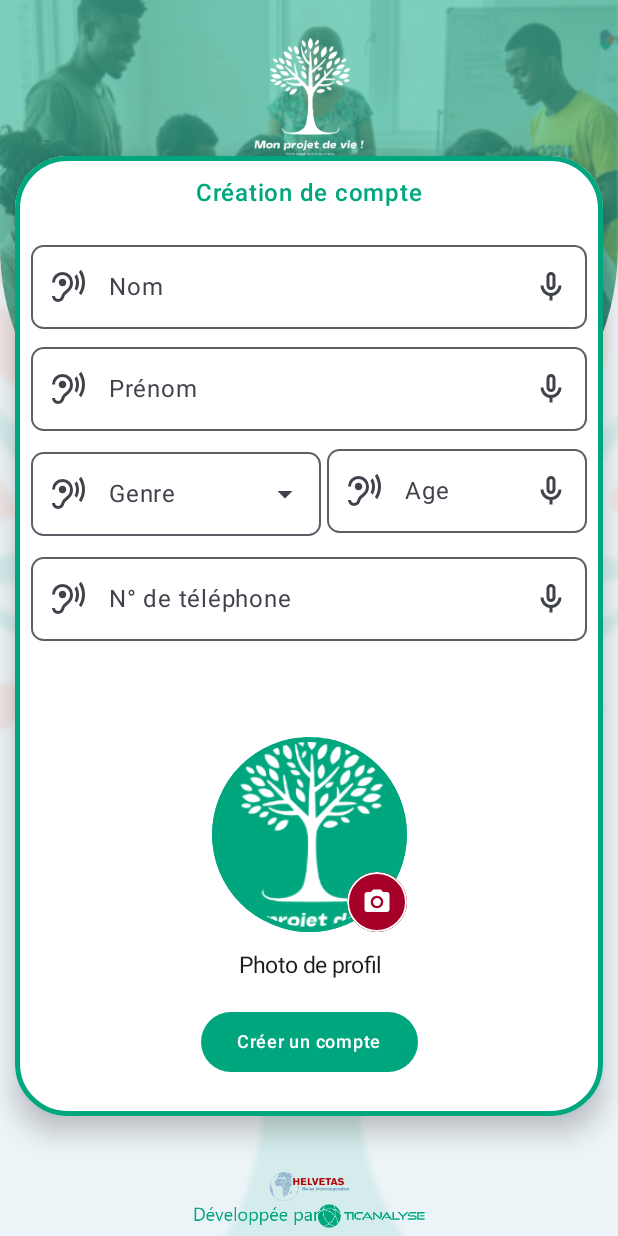
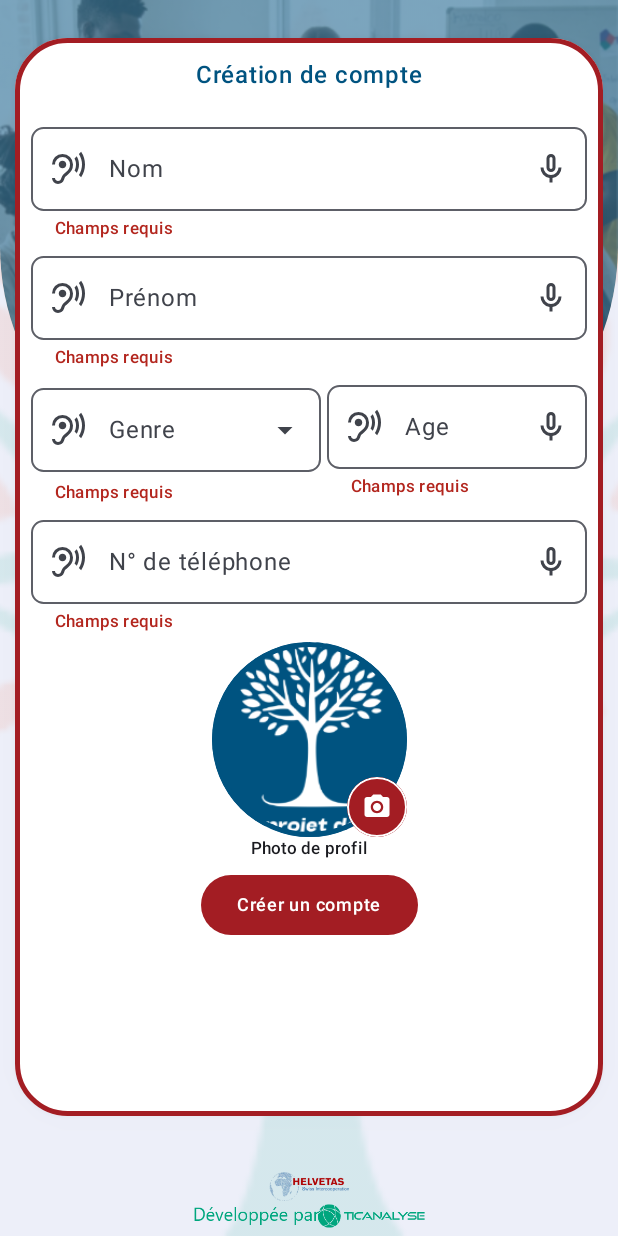
Before and after one commit to lagfo/Projet_de_vie, an Android app built with Jetpack Compose: the RegisterScreen screen opened through its navigation route, after a tap on "Créer un compte", on a phone screen of 412 x 824 dp. Run offline under Robolectric (Android 15) with nearby library versions, the phone set to English and light mode, and no system bars; our stand-ins replace Dagger/Hilt's generated code, Timber, accompanist, constraintlayout-compose.

Commit message:
commit project 21_05_2025 16h31

```diff
--- a/app/src/main/java/org/ticanalyse/projetdevie/presentation/common/AppButton.kt
+++ b/app/src/main/java/org/ticanalyse/projetdevie/presentation/common/AppButton.kt
@@ -20,7 +20,7 @@ fun AppButton(
     Button(
         onClick = onClick,
         colors = ButtonDefaults.buttonColors(
-            containerColor = colorResource(id = R.color.primary_color),
+            containerColor = colorResource(id = R.color.secondary_color),
             contentColor = Color.White
         ),
         shape = CircleShape
--- a/app/src/main/java/org/ticanalyse/projetdevie/presentation/common/AppInput.kt
+++ b/app/src/main/java/org/ticanalyse/projetdevie/presentation/common/AppInput.kt
@@ -3,6 +3,7 @@ package org.ticanalyse.projetdevie.presentation.common
 import android.speech.RecognizerIntent
 import androidx.activity.compose.rememberLauncherForActivityResult
 import androidx.activity.result.contract.ActivityResultContracts
+import androidx.compose.foundation.layout.Column
 import androidx.compose.foundation.layout.fillMaxWidth
 import androidx.compose.foundation.layout.padding
 import androidx.compose.foundation.shape.RoundedCornerShape
@@ -13,6 +14,7 @@ import androidx.compose.material3.ExposedDropdownMenuBox
 import androidx.compose.material3.ExposedDropdownMenuDefaults
 import androidx.compose.material3.Icon
 import androidx.compose.material3.IconButton
+import androidx.compose.material3.MaterialTheme
 import androidx.compose.material3.MenuAnchorType
 import androidx.compose.material3.OutlinedTextField
 import androidx.compose.material3.Text
@@ -46,7 +48,8 @@ fun AppInputField(
     keyboardOptions: KeyboardOptions = KeyboardOptions.Default,
     visualTransformation: VisualTransformation = VisualTransformation.None,
     filterInput: ((String) -> String)? = null,
-    onSpeechResult: ((String) -> String)? = null
+    onSpeechResult: ((String) -> String)? = null,
+    onSubmit: Boolean= false
 ) {
     val speechLauncher = rememberLauncherForActivityResult(
         contract = ActivityResultContracts.StartActivityForResult()
@@ -59,6 +62,7 @@ fun AppInputField(
         }
     }
 
+    Column {
         OutlinedTextField(
             value = value,
             onValueChange = { newValue ->
@@ -93,6 +97,26 @@ fun AppInputField(
                 }
             }
         )
+        if(onSubmit and value.isBlank()){
+            Text(
+                text = "Champs requis",
+                color = MaterialTheme.colorScheme.error,
+                style = MaterialTheme.typography.labelSmall,
+                modifier = Modifier.padding(start = 16.dp, top = 2.dp)
+            )
+
+        }else if(value.isDigitsOnly() && value.length<=1){
+            Text(
+                text = "Champs requis",
+                color = MaterialTheme.colorScheme.error,
+                style = MaterialTheme.typography.labelSmall,
+                modifier = Modifier.padding(start = 16.dp, top = 2.dp)
+            )
+        }
+
+    }
+
+
 }
 
 
@@ -102,7 +126,8 @@ fun AppTextInput(
     onValueChange: (String) -> Unit,
     label: String,
     ttsManager: TextToSpeechManager,
-    sttManager: SpeechToTextManager
+    sttManager: SpeechToTextManager,
+    onSubmit: Boolean= false
    ) {
     AppInputField(
         value = value,
@@ -110,7 +135,8 @@ fun AppTextInput(
         label = label,
         ttsManager = ttsManager,
         sttManager = sttManager,
-        keyboardOptions = KeyboardOptions(keyboardType = KeyboardType.Text)
+        keyboardOptions = KeyboardOptions(keyboardType = KeyboardType.Text),
+        onSubmit=onSubmit
     )
 }
 
@@ -120,7 +146,8 @@ fun AppAgeInput(
     onValueChange: (String) -> Unit,
     label: String,
     ttsManager: TextToSpeechManager,
-    sttManager: SpeechToTextManager
+    sttManager: SpeechToTextManager,
+    onSubmit: Boolean= false
 ) {
     AppInputField(
         value = value,
@@ -130,7 +157,8 @@ fun AppAgeInput(
         sttManager = sttManager,
         keyboardOptions = KeyboardOptions(keyboardType = KeyboardType.Number),
         filterInput = { it.filter { c -> c.isDigit() }.take(2) },
-        onSpeechResult = { it.filter { c -> c.isDigit() }.take(2) }
+        onSpeechResult = { it.filter { c -> c.isDigit() }.take(2) },
+        onSubmit = onSubmit
     )
 }
 
@@ -140,7 +168,8 @@ fun AppPhoneInput(
     onValueChange: (String) -> Unit,
     label: String,
     ttsManager: TextToSpeechManager,
-    sttManager: SpeechToTextManager
+    sttManager: SpeechToTextManager,
+    onSubmit: Boolean= false
 ) {
     val phoneTransformation = remember {
         object : VisualTransformation {
@@ -171,7 +200,8 @@ fun AppPhoneInput(
         ttsManager = ttsManager,
         sttManager = sttManager,
         keyboardOptions = KeyboardOptions(keyboardType = KeyboardType.Phone),
-        visualTransformation = phoneTransformation
+        visualTransformation = phoneTransformation,
+        onSubmit = onSubmit
     )
 }
 
@@ -184,7 +214,8 @@ fun AppSelection(
     onValueChange: (String) -> Unit,
     onReadClick: () -> Unit,
     label: String,
-    options: List<String>
+    options: List<String>,
+    onSubmit: Boolean= false
 ){
     var expanded by remember { mutableStateOf(false) }
 
@@ -192,6 +223,8 @@ fun AppSelection(
         expanded = expanded,
         onExpandedChange = { expanded = !expanded }
     ) {
+        Column {
+
             OutlinedTextField(
                 value = value,
                 onValueChange = {},
@@ -227,6 +260,19 @@ fun AppSelection(
                     )
                 }
             }
+
+            if(onSubmit and value.isBlank()){
+                Text(
+                    text = "Champs requis",
+                    color = MaterialTheme.colorScheme.error,
+                    style = MaterialTheme.typography.labelSmall,
+                    modifier = Modifier.padding(start = 16.dp, top = 2.dp)
+                )
+
             }
 
         }
+
+    }
+
+}
--- a/app/src/main/java/org/ticanalyse/projetdevie/presentation/common/ProfileAvatar.kt
+++ b/app/src/main/java/org/ticanalyse/projetdevie/presentation/common/ProfileAvatar.kt
@@ -122,8 +122,7 @@ fun ProfileAvatar (
         }
         Text(
             text = stringResource(id=R.string.photo_profil),
-            style =  MaterialTheme.typography.displaySmall,
-            fontSize = 15.sp
+            style =  MaterialTheme.typography.labelSmall,
         )
     }
 
--- a/app/src/main/java/org/ticanalyse/projetdevie/presentation/register/RegisterScreen.kt
+++ b/app/src/main/java/org/ticanalyse/projetdevie/presentation/register/RegisterScreen.kt
@@ -14,11 +14,13 @@ import androidx.compose.foundation.layout.fillMaxSize
 import androidx.compose.foundation.layout.fillMaxWidth
 import androidx.compose.foundation.layout.height
 import androidx.compose.foundation.layout.padding
+import androidx.compose.foundation.lazy.LazyColumn
 import androidx.compose.foundation.shape.RoundedCornerShape
 import androidx.compose.material3.Card
 import androidx.compose.material3.CardDefaults
 import androidx.compose.runtime.Composable
 import androidx.compose.runtime.mutableStateOf
+import androidx.compose.runtime.remember
 import androidx.compose.runtime.saveable.rememberSaveable
 import androidx.compose.ui.Alignment
 import androidx.compose.ui.Modifier
@@ -40,8 +42,6 @@ import org.ticanalyse.projetdevie.presentation.common.AppTextInput
 import org.ticanalyse.projetdevie.presentation.common.ProfileAvatar
 import org.ticanalyse.projetdevie.presentation.common.appSTTManager
 import org.ticanalyse.projetdevie.presentation.common.appTTSManager
-import org.ticanalyse.projetdevie.presentation.nvgraph.Route
-import org.ticanalyse.projetdevie.presentation.splash.SplashScreen
 
 
 @Composable
@@ -59,6 +59,7 @@ fun RegisterScreen (
     val genres = listOf("Homme", "Femme")
     val age = rememberSaveable { mutableStateOf ("") }
     val numTel = rememberSaveable { mutableStateOf ("") }
+    val onSubmit = remember { mutableStateOf(false) }
 
     Box(
         modifier = Modifier
@@ -99,6 +100,7 @@ fun RegisterScreen (
                 )
             }
 
+
             Column(modifier = Modifier
                 .fillMaxSize()
                 .padding(start = 10.dp, end = 10.dp, top = 25.dp)) {
@@ -108,22 +110,15 @@ fun RegisterScreen (
                     Column(
                         horizontalAlignment = Alignment.CenterHorizontally
                     ) {
-                        Image(
-                            painter = painterResource(id = R.drawable.mini_logo),
-                            contentDescription = "Logo",
-                            modifier = Modifier
-                                .fillMaxWidth(0.2f)
-                                .aspectRatio(1f)
-                        )
-
                         Card (
                             modifier = Modifier
                                 .fillMaxSize(),
                             elevation = CardDefaults.cardElevation(defaultElevation = 10.dp),
                             colors = CardDefaults.cardColors(Color.White),
                             shape = RoundedCornerShape(35.dp),
-                            border = BorderStroke(3.dp, color = colorResource(R.color.primary_color))
+                            border = BorderStroke(3.dp, color = colorResource(R.color.secondary_color))
                         ){
+
                             Column (modifier = Modifier
                                 .fillMaxSize()
                                 .padding(start = 5.dp, end = 5.dp)
@@ -134,19 +129,24 @@ fun RegisterScreen (
                                 Spacer(modifier = Modifier.height(15.dp))
                                 AppText(stringResource(R.string.register_title),ttsManager=ttsManager, fontSize = 16.sp)
                                 Spacer(modifier = Modifier.height(15.dp))
+                                LazyColumn {
+                                    item {
+                                        Column {
                                             AppTextInput (
                                                 value = nom.value,
                                                 onValueChange = { nom.value = it },
-                                    label = "Nom",
+                                                label = stringResource(id = R.string.nom),
                                                 ttsManager=ttsManager,
-                                    sttManager=sttManager
+                                                sttManager=sttManager,
+                                                onSubmit=onSubmit.value
                                             )
                                             AppTextInput (
                                                 value = prenom.value,
                                                 onValueChange = { prenom.value = it },
-                                    label = "Prénom",
+                                                label = stringResource(id = R.string.prenom),
                                                 ttsManager=ttsManager,
-                                    sttManager=sttManager
+                                                sttManager=sttManager,
+                                                onSubmit=onSubmit.value
                                             )
                                             Row (
                                                 modifier = Modifier.fillMaxWidth(),
@@ -157,18 +157,20 @@ fun RegisterScreen (
                                                     AppSelection(
                                                         value = genre.value,
                                                         onValueChange = { genre.value = it },
-                                            label = "Genre",
+                                                        label = stringResource(id = R.string.genre),
                                                         options = genres,
-                                            onReadClick = { ttsManager.speak(genre.value) }
+                                                        onReadClick = { ttsManager.speak(genre.value) },
+                                                        onSubmit=onSubmit.value
                                                     )
                                                 }
                                                 Box (modifier= Modifier.fillMaxWidth().weight(0.45f).padding(start = 2.dp)){
                                                     AppAgeInput(
                                                         value = age.value,
                                                         onValueChange = { age.value = it },
-                                            label = "Age",
+                                                        label = stringResource(id = R.string.age),
                                                         ttsManager = ttsManager,
-                                            sttManager = sttManager
+                                                        sttManager = sttManager,
+                                                        onSubmit=onSubmit.value
                                                     )
                                                 }
 
@@ -176,9 +178,10 @@ fun RegisterScreen (
                                             AppPhoneInput(
                                                 value = numTel.value,
                                                 onValueChange = { numTel.value = it },
-                                    label = "N° de téléphone",
+                                                label = stringResource(id = R.string.num_tel),
                                                 ttsManager = ttsManager,
-                                    sttManager = sttManager
+                                                sttManager = sttManager,
+                                                onSubmit=onSubmit.value
                                             )
 
                                             Column(
@@ -187,6 +190,8 @@ fun RegisterScreen (
                                                 horizontalAlignment = Alignment.CenterHorizontally
 
                                             ) {
+                                                Spacer(modifier = Modifier.height(5.dp))
+
                                                 ProfileAvatar (imageUri)
 
                                                 Spacer(modifier = Modifier.height(5.dp))
@@ -194,10 +199,16 @@ fun RegisterScreen (
                                                 AppButton( text = stringResource(id=R.string.register_btn_title),
                                                     onClick = {
                                                         //onEvent(RegisterEvent.SaveAppEntry)
-                                            onNavigate(Route.SplashScreen.route)
+                                                        //onNavigate(Route.SplashScreen.route)
+                                                        onSubmit.value=true
                                                     }
                                                 )
                                                 Spacer(modifier = Modifier.height(25.dp))
+
+                                            }
+
+                                        }
+                                    }
 
                                 }
 
--- /dev/null
+++ b/app/src/main/java/org/ticanalyse/projetdevie/utils/Global.kt
@@ -0,0 +1,8 @@
+package org.ticanalyse.projetdevie.utils
+
+import androidx.compose.runtime.MutableState
+
+object Global {
+
+
+}
--- a/app/src/main/res/values-night/colors.xml
+++ b/app/src/main/res/values-night/colors.xml
@@ -1,7 +1,7 @@
 <?xml version="1.0" encoding="utf-8"?>
 <resources>
-    <color name="primary_color">#00A67E</color>
-    <color name="secondary_color">#A60028</color>
+    <color name="primary_color">#023351</color>
+    <color name="secondary_color">#680E05</color>
     <color name="text">#E4E6EB</color>
     <color name="input_background">#3A3B3C</color>
     <color name="placeholder">#DDDDDD</color>
--- a/app/src/main/res/values/colors.xml
+++ b/app/src/main/res/values/colors.xml
@@ -1,7 +1,7 @@
 <?xml version="1.0" encoding="utf-8"?>
 <resources>
-    <color name="primary_color">#00A67E</color>
-    <color name="secondary_color">#A60028</color>
+    <color name="primary_color">#005380</color>
+    <color name="secondary_color">#A31d23</color>
     <color name="text">#FF000000</color>
     <color name="input_background">#fff</color>
     <color name="placeholder">#A0A3BD</color>
```
Lines whose indentation alone changed are shown as unchanged.
